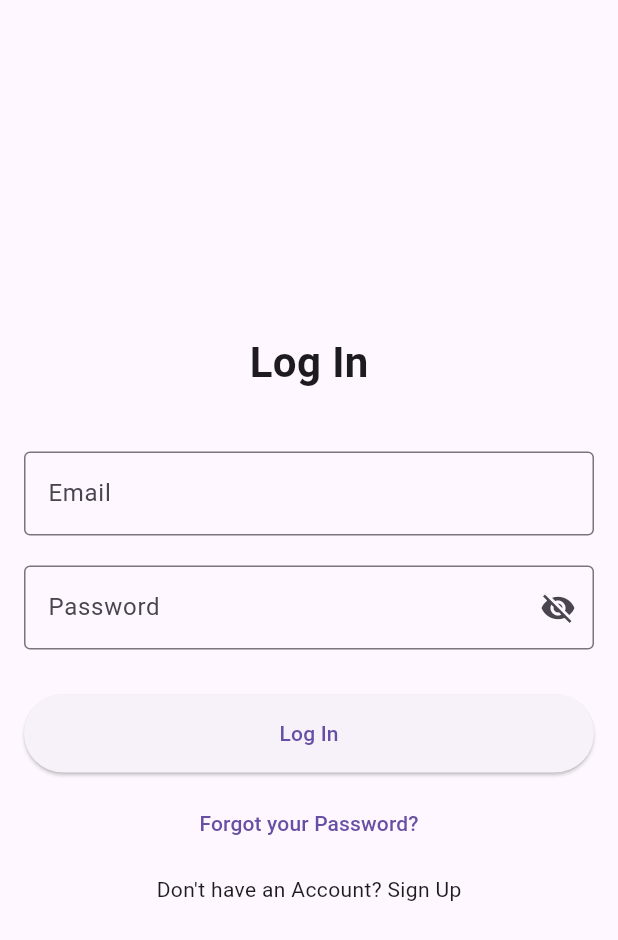
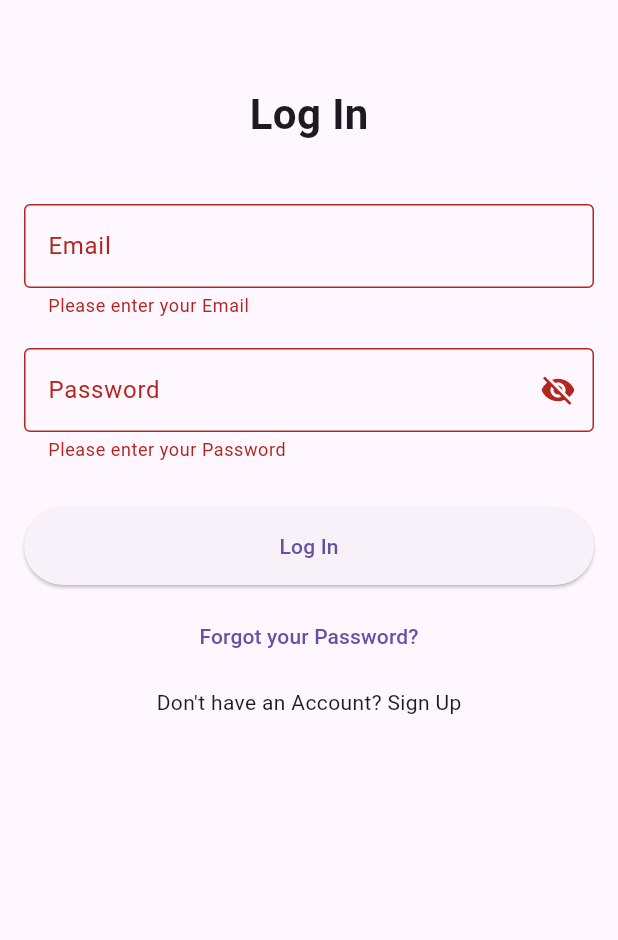
Before and after one commit to JUMAPETER736/INTERN_HUB, a Flutter app: the screen it shows after launch, after a tap on "Log In", on a phone screen of 412 x 824 dp. Shown: the top 940 px of the screen. Run offline on Flutter 3.47's test engine with Material 3 defaults, Android fonts, the phone set to English and light mode, and no system bars; our stand-ins replace cloud_firestore, firebase_auth, firebase_core, fluttertoast; accounts and stored records are empty.

Commit message:
Creating Packages and Files inside them

```diff
--- a/lib/LogIn_ And_Register/Log_In.dart
+++ b/lib/LogIn_ And_Register/Log_In.dart
@@ -1,44 +1,112 @@
 import 'package:flutter/material.dart';
+import 'package:firebase_auth/firebase_auth.dart';
+import 'package:fluttertoast/fluttertoast.dart';
+import 'package:internhub/Home/HomePage.dart'; // Import the HomePage
 
-class Log_In extends StatelessWidget {
+class Log_In extends StatefulWidget {
+  @override
+  _Log_InState createState() => _Log_InState();
+}
+
+class _Log_InState extends State<Log_In> {
+  final _emailController = TextEditingController();
+  final _passwordController = TextEditingController();
+  final _formKey = GlobalKey<FormState>();
+
+  // Function to show toast messages for success or error
+  void _showToast(String message, {Color textColor = Colors.red}) {
+    Fluttertoast.showToast(
+      msg: message,
+      toastLength: Toast.LENGTH_SHORT,
+      textColor: textColor,
+      fontSize: 16.0,
+    );
+  }
+
+  // Function to log in the user
+  Future<void> _logIn() async {
+    if (_formKey.currentState?.validate() ?? false) {
+      try {
+        // Log in with email and password
+        UserCredential userCredential = await FirebaseAuth.instance.signInWithEmailAndPassword(
+          email: _emailController.text.trim(),
+          password: _passwordController.text.trim(),
+        );
+
+        // Show success message
+        _showToast("Logged in Successfully", textColor: Colors.blue);
+
+        // Navigate to HomePage after successful login
+        Navigator.pushReplacement(
+          context,
+          MaterialPageRoute(builder: (context) => HomePage()),
+        );
+      } on FirebaseAuthException catch (e) {
+        String message = e.message ?? "Login failed";
+        _showToast(message);
+      }
+    }
+  }
+
   @override
   Widget build(BuildContext context) {
     return Scaffold(
       body: Padding(
         padding: const EdgeInsets.all(16.0),
+        child: SingleChildScrollView(
+          child: Form(
+            key: _formKey,
             child: Column(
               mainAxisAlignment: MainAxisAlignment.center,
               children: [
+                SizedBox(height: 40),
                 Text(
                   'Log In',
                   style: TextStyle(fontSize: 28, fontWeight: FontWeight.bold),
                 ),
                 SizedBox(height: 40),
                 // Email Field
-            TextField(
+                TextFormField(
+                  controller: _emailController,
                   decoration: InputDecoration(
                     labelText: 'Email',
                     border: OutlineInputBorder(),
                   ),
+                  validator: (value) {
+                    if (value == null || value.isEmpty) {
+                      return 'Please enter your Email';
+                    }
+                    if (!RegExp(
+                        r'^[a-zA-Z0-9._%+-]+@[a-zA-Z0-9.-]+\.[a-zA-Z]{2,}$')
+                        .hasMatch(value)) {
+                      return 'Please enter a valid Email';
+                    }
+                    return null;
+                  },
                 ),
                 SizedBox(height: 20),
                 // Password Field
-            TextField(
+                TextFormField(
+                  controller: _passwordController,
                   decoration: InputDecoration(
                     labelText: 'Password',
                     border: OutlineInputBorder(),
                     suffixIcon: Icon(Icons.visibility_off),
                   ),
                   obscureText: true,
+                  validator: (value) {
+                    if (value == null || value.isEmpty) {
+                      return 'Please enter your Password';
+                    }
+                    return null;
+                  },
                 ),
                 SizedBox(height: 30),
                 // Log In Button
                 SizedBox(
                   width: double.infinity,
                   child: ElevatedButton(
-                onPressed: () {
-                  // Handle log in
-                },
+                    onPressed: _logIn,
                     child: Text('Log In'),
                     style: ElevatedButton.styleFrom(
                       padding: EdgeInsets.all(16),
@@ -64,6 +132,8 @@ class Log_In extends StatelessWidget {
               ],
             ),
           ),
+        ),
+      ),
     );
   }
 }
--- a/lib/main.dart
+++ b/lib/main.dart
@@ -1,8 +1,17 @@
 import 'package:flutter/material.dart';
+import 'package:firebase_core/firebase_core.dart'; // Import Firebase core
 import 'package:internhub/LogIn_ And_Register/Log_In.dart';
 import 'package:internhub/LogIn_ And_Register/Register.dart';
+import 'firebase_options.dart';
+import 'package:internhub/Home/HomePage.dart';
 
-void main() {
+
+void main() async {
+
+  WidgetsFlutterBinding.ensureInitialized();
+  await Firebase.initializeApp(
+    options: DefaultFirebaseOptions.currentPlatform, // Make sure this is set up
+  );
   runApp(MyApp());
 }
 
@@ -18,6 +27,7 @@ class MyApp extends StatelessWidget {
       routes: {
         '/LogIn': (context) => Log_In(), // Define LogIn route
         '/Register': (context) => Register(), // Define Register route
+        '/Home': (context) => HomePage(),
       },
       // or use onGenerateRoute if you want more dynamic route handling
     );
```
Also changed, not shown: lib/Home/Applications.dart (added, +18 -0 lines), lib/Home/EmployersDashBoard.dart (added, +18 -0 lines), lib/Home/Help.dart (added, +18 -0 lines), lib/Home/HomePage.dart (added, +229 -0 lines), lib/Home/InstitutionDashBoard.dart (added, +18 -0 lines), lib/Home/Resources.dart (added, +18 -0 lines), lib/Home/Search.dart (added, +18 -0 lines), lib/LogIn_ And_Register/Register.dart (+58 -91 lines), lib/Settings/SettingsPage.dart (added, +18 -0 lines), lib/Settings/UserDetials.dart (added, +18 -0 lines). Lines whose indentation alone changed are shown as unchanged.
